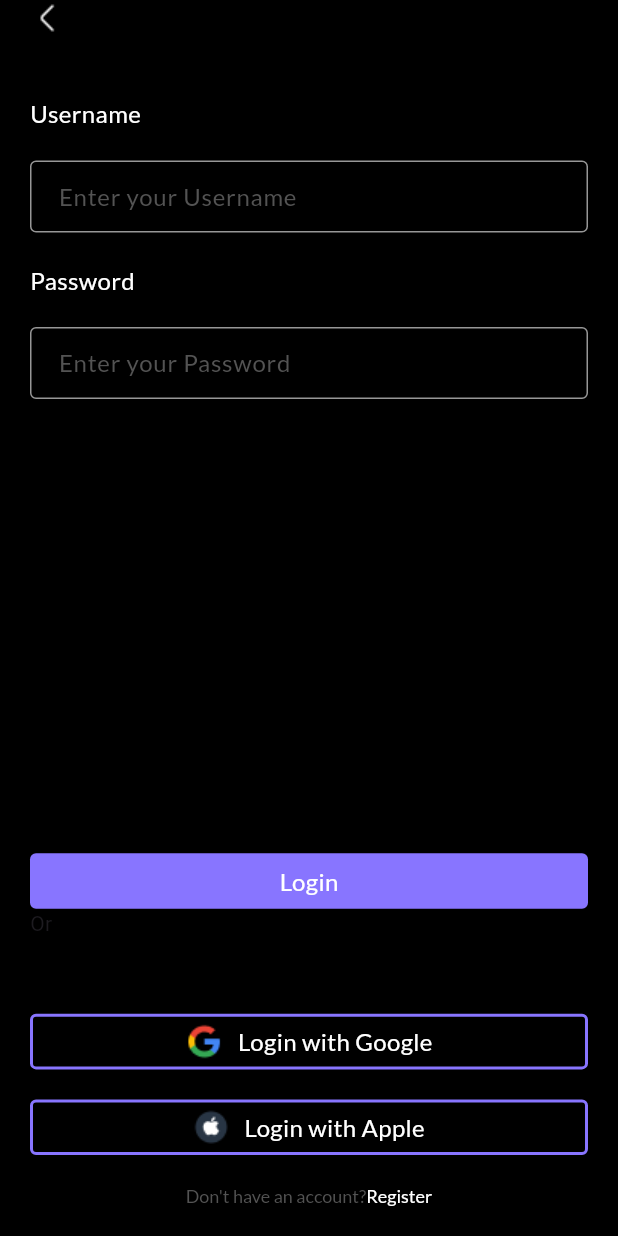
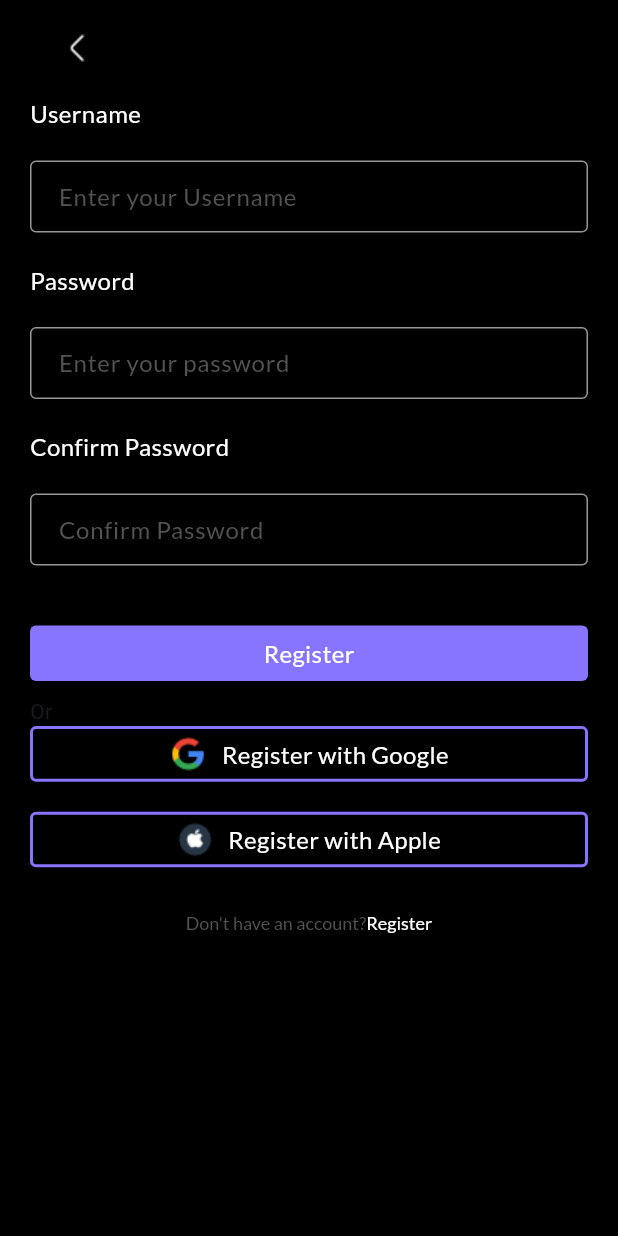
Before and after one commit to Osinmen/todolistApp, a Flutter app: the screen it shows after launch, on a phone screen of 412 x 824 dp. Run offline on Flutter 3.47's test engine with Material 3 defaults, Android fonts, the phone set to English and light mode, and no system bars; our stand-ins replace smooth_page_indicator.

Commit message:
new register page

```diff
--- a/lib/Pages/loginPage.dart
+++ b/lib/Pages/loginPage.dart
@@ -1,4 +1,6 @@
+import 'package:flutter/gestures.dart';
 import 'package:flutter/material.dart';
+import 'package:todolistapp/Pages/registerPage.dart';
 import 'package:todolistapp/Widgets/containerbutton.dart';
 import 'package:todolistapp/Widgets/textFieldpage.dart';
 import 'package:todolistapp/appStyle/appStyle.dart';
@@ -19,10 +21,14 @@ class _LoginpageState extends State<Loginpage> {
         padding: const EdgeInsets.symmetric(
           horizontal: 20,
         ),
+        child: Padding(
+          padding: const EdgeInsets.symmetric(horizontal: 20),
           child: Column(
             crossAxisAlignment: CrossAxisAlignment.start,
             children: <Widget>[
-            Image.asset("assets/arrow-left.png"),
+              Padding(
+                  padding: const EdgeInsets.all(20),
+                  child: Image.asset("assets/arrow-left.png")),
               const SizedBox(
                 height: 40,
               ),
@@ -71,6 +77,14 @@ class _LoginpageState extends State<Loginpage> {
                 child: RichText(
                   text: TextSpan(children: [
                     TextSpan(
+                        recognizer: TapGestureRecognizer()
+                          ..onTap = () {
+                            Navigator.push(
+                                context,
+                                MaterialPageRoute(
+                                    builder: (context) =>
+                                        const RegisterPage()));
+                          },
                         text: "Don't have an account?",
                         style: Appstyle.styleRegister12(context)),
                     TextSpan(
@@ -85,6 +99,7 @@ class _LoginpageState extends State<Loginpage> {
             ],
           ),
         ),
+      ),
     );
   }
 }
--- /dev/null
+++ b/lib/Pages/registerPage.dart
@@ -0,0 +1,86 @@
+import 'package:flutter/material.dart';
+import 'package:todolistapp/Widgets/containerbutton.dart';
+import 'package:todolistapp/Widgets/textFieldpage.dart';
+import 'package:todolistapp/appStyle/appStyle.dart';
+
+class RegisterPage extends StatefulWidget {
+  const RegisterPage({super.key});
+
+  @override
+  State<RegisterPage> createState() => _RegisterPageState();
+}
+
+class _RegisterPageState extends State<RegisterPage> {
+  @override
+  Widget build(BuildContext context) {
+    return Scaffold(
+      backgroundColor: Colors.black,
+      body: Padding(
+        padding: const EdgeInsets.symmetric(horizontal: 20),
+        child: Column(
+          crossAxisAlignment: CrossAxisAlignment.start,
+          children: <Widget>[
+            Padding(
+              padding: const EdgeInsets.all(20),
+              child: Align(
+                  alignment: Alignment.centerLeft,
+                  child: Image.asset("assets/arrow-left.png")),
+            ),
+            Text(
+              "Username",
+              style: Appstyle.styleRegular16(context),
+            ),
+            CustomTextFormField(hintText: "Enter your Username"),
+            Text(
+              "Password",
+              style: Appstyle.styleRegular16(context),
+            ),
+            CustomPasswordField(hintText: "Enter your password"),
+            Text(
+              "Confirm Password",
+              style: Appstyle.styleRegular16(context),
+            ),
+            CustomPasswordField(hintText: "Confirm Password"),
+            const SizedBox(
+              height: 20,
+            ),
+            Containerbutton(requiredText: "Register"),
+            const SizedBox(
+              height: 10,
+            ),
+            Text("Or"),
+            RegisterButtonAuth(
+                requiredText: "Register with Google",
+                assetPath: "assets/google.png"),
+            const SizedBox(
+              height: 20,
+            ),
+            RegisterButtonAuth(
+                requiredText: "Register with Apple",
+                assetPath: "assets/apple.png"),
+            const SizedBox(
+              height: 30,
+            ),
+            Align(
+              alignment: Alignment.center,
+              child: RichText(
+                text: TextSpan(children: [
+                  TextSpan(
+                      // recognizer: TapGestureRecognizer()
+                      //   ..onTap = () {
+                      //     //Navigator.push(context, MaterialPageRoute(builder: (context) => ));
+                      //   },
+                      text: "Don't have an account?",
+                      style: Appstyle.styleRegister12(context)),
+                  TextSpan(
+                      text: "Register",
+                      style: Appstyle.stylelittleLong12(context))
+                ]),
+              ),
+            ),
+          ],
+        ),
+      ),
+    );
+  }
+}
--- a/lib/main.dart
+++ b/lib/main.dart
@@ -2,6 +2,7 @@ import 'package:flutter/material.dart';
 import 'package:todolistapp/Pages/createAccount.dart';
 import 'package:todolistapp/Pages/loginPage.dart';
 import 'package:todolistapp/Pages/pageViewStack.dart';
+import 'package:todolistapp/Pages/registerPage.dart';
 import 'package:todolistapp/Pages/test.dart';
 
 void main() {
@@ -21,7 +22,7 @@ class MyApp extends StatelessWidget {
         colorScheme: ColorScheme.fromSeed(seedColor: Colors.deepPurple),
         useMaterial3: true,
       ),
-      home: const Loginpage(),
+      home: const RegisterPage(),
     );
   }
 }
```
Lines whose indentation alone changed are shown as unchanged.
